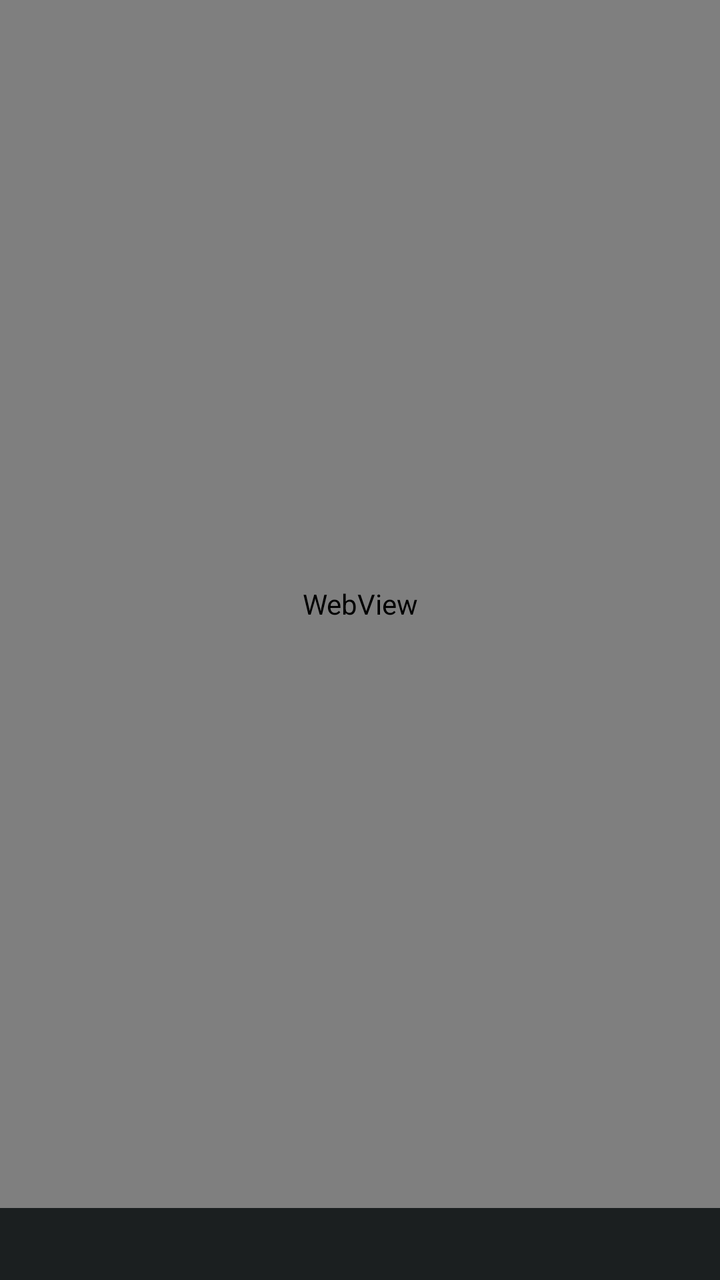
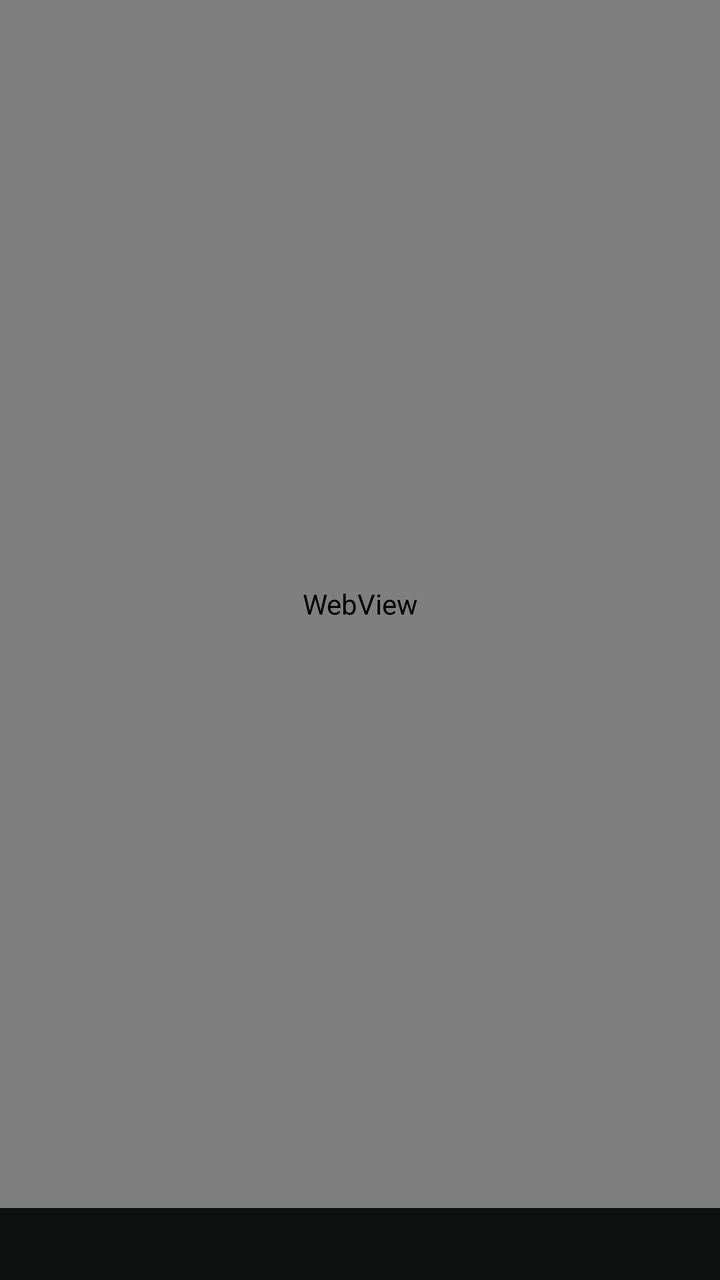

Before-and-after screenshots of an Android layout around one commit, followed by the original layout XML and the change that was made.
<!-- AndroidManifest.xml: application theme Theme.PiChat -->
<!-- res/layout/activity_main.xml -->
<?xml version="1.0" encoding="utf-8"?>
<LinearLayout xmlns:android="http://schemas.android.com/apk/res/android"
    xmlns:app="http://schemas.android.com/apk/res-auto"
    android:layout_width="match_parent"
    android:layout_height="match_parent"
    android:orientation="vertical"
    android:background="#1B1F20">

    <WebView
        android:id="@+id/webView"
        android:layout_width="match_parent"
        android:layout_height="0dp"
        android:layout_weight="1" />

    <LinearLayout
        android:layout_width="match_parent"
        android:layout_height="wrap_content"
        android:orientation="horizontal"
        android:gravity="center"
        android:background="#1B1F20"
        android:minHeight="36dp">

        <TextView
            android:id="@+id/statusText"
            android:layout_width="0dp"
            android:layout_height="wrap_content"
            android:layout_weight="1"
            android:gravity="center"
            android:padding="4dp"
            android:textSize="11sp"
            android:textColor="#FFA726" />

        <ImageButton
            android:id="@+id/reconnectBtn"
            android:layout_width="36dp"
            android:layout_height="36dp"
            android:layout_gravity="center"
            android:layout_marginEnd="8dp"
            android:background="?attr/selectableItemBackgroundBorderless"
            android:contentDescription="Reconnect"
            android:src="@android:drawable/ic_menu_rotate"
            app:tint="#FFA726"
            android:visibility="gone" />

    </LinearLayout>

</LinearLayout>
<!-- resources referenced by this layout -->
<resources>
  <style name="Theme.PiChat" parent="Theme.Material3.Dark.NoActionBar">
          <item name="colorPrimary">#7C5CFC</item>
          <item name="colorPrimaryVariant">#5E43C4</item>
          <item name="colorOnPrimary">#FFFFFF</item>
          <item name="android:statusBarColor">#1B1F20</item>
          <item name="android:navigationBarColor">#1B1F20</item>
          <item name="android:windowBackground">#1B1F20</item>
      </style>
</resources>

<!-- the commit's change to res/layout/activity_main.xml (unified diff, before → after) -->
@@ -4,7 +4,7 @@
     android:layout_width="match_parent"
     android:layout_height="match_parent"
     android:orientation="vertical"
-    android:background="#1B1F20">
+    android:background="#0D110F">
 
     <WebView
         android:id="@+id/webView"
@@ -17,7 +17,7 @@
         android:layout_height="wrap_content"
         android:orientation="horizontal"
         android:gravity="center"
-        android:background="#1B1F20"
+        android:background="#0D110F"
         android:minHeight="36dp">
 
         <TextView
@@ -28,7 +28,7 @@
             android:gravity="center"
             android:padding="4dp"
             android:textSize="11sp"
-            android:textColor="#FFA726" />
+            android:textColor="#7BC894" />
 
         <ImageButton
             android:id="@+id/reconnectBtn"
@@ -39,7 +39,7 @@
             android:background="?attr/selectableItemBackgroundBorderless"
             android:contentDescription="Reconnect"
             android:src="@android:drawable/ic_menu_rotate"
-            app:tint="#FFA726"
+            app:tint="#7BC894"
             android:visibility="gone" />
 
     </LinearLayout>
<!-- resource entries referenced after the edit -->
@@ -1,12 +1,12 @@
 <!-- resources referenced by this layout -->
 <resources>
   <style name="Theme.PiChat" parent="Theme.Material3.Dark.NoActionBar">
-          <item name="colorPrimary">#7C5CFC</item>
-          <item name="colorPrimaryVariant">#5E43C4</item>
-          <item name="colorOnPrimary">#FFFFFF</item>
-          <item name="android:statusBarColor">#1B1F20</item>
-          <item name="android:navigationBarColor">#1B1F20</item>
-          <item name="android:windowBackground">#1B1F20</item>
+          <item name="colorPrimary">#7BC894</item>
+          <item name="colorPrimaryVariant">#5BAE76</item>
+          <item name="colorOnPrimary">#0D110F</item>
+          <item name="android:statusBarColor">#0D110F</item>
+          <item name="android:navigationBarColor">#0D110F</item>
+          <item name="android:windowBackground">#0D110F</item>
       </style>
 </resources>
 
